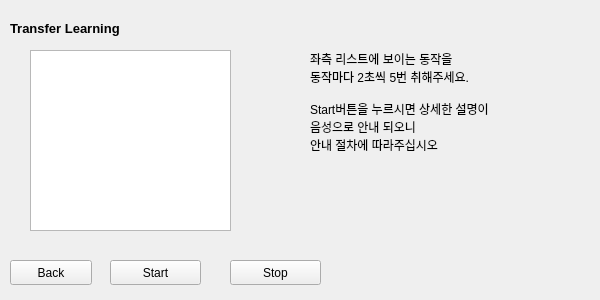
chochmun/Multi-2D-LiDAR-Based-3D-Motion-Recognition-With-Deep-Learning, file lidar_interface/ui/TransferLearnWindow.ui: the form before one commit.
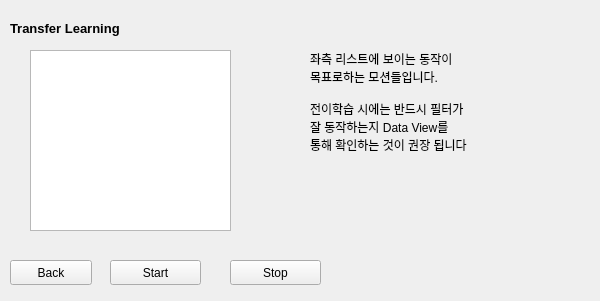
The form after the commit.

What changed in the file:
```diff
--- a/lidar_interface/ui/TransferLearnWindow.ui
+++ b/lidar_interface/ui/TransferLearnWindow.ui
@@ -7,7 +7,7 @@
     <x>0</x>
     <y>0</y>
     <width>600</width>
-    <height>300</height>
+    <height>301</height>
    </rect>
   </property>
   <property name="windowTitle">
@@ -96,11 +96,12 @@
     <number>0</number>
    </property>
    <property name="text">
-    <string>좌측 리스트에 보이는 동작을
-동작마다 2초씩 5번 취해주세요.
+    <string>좌측 리스트에 보이는 동작이
+목표로하는 모션들입니다.
 
-Start버튼을 누르시면 상세한 설명이 음성으로 안내 되오니
-안내 절차에 따라주십시오</string>
+전이학습 시에는 반드시 필터가
+잘 동작하는지 Data View를
+통해 확인하는 것이 권장 됩니다</string>
    </property>
    <property name="textFormat">
     <enum>Qt::AutoText</enum>
```
